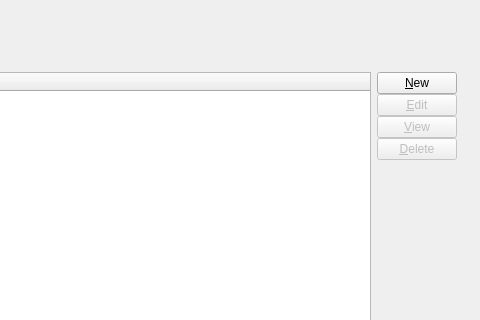
Before: the Qt Designer form guiclient/openReturnAuthorizations.ui in Pegasus-RPG/xtuple-client, drawn with Qt 5; both pictures show x 320 to 800 and y 111 to 431 of the 800 by 600 pixel window.
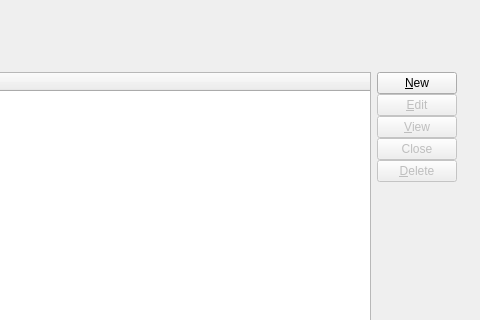
After: the same form once the commit is applied. Custom widgets are drawn as their Qt base class.

Commit message: Issue #25927: Close RA upon Crediting

```diff
--- a/guiclient/openReturnAuthorizations.ui
+++ b/guiclient/openReturnAuthorizations.ui
@@ -224,6 +224,16 @@
                 </property>
                </widget>
               </item>
+              <item>
+               <widget class="QPushButton" name="_closeRA">
+                <property name="enabled">
+                 <bool>false</bool>
+                </property>
+                <property name="text">
+                 <string>Close</string>
+                </property>
+               </widget>
+              </item>
               <item>
                <widget class="QPushButton" name="_delete">
                 <property name="enabled">
```
Left out of the diff: 1 changed line with no effect on the pictures. The commit also changes 4 other files.
